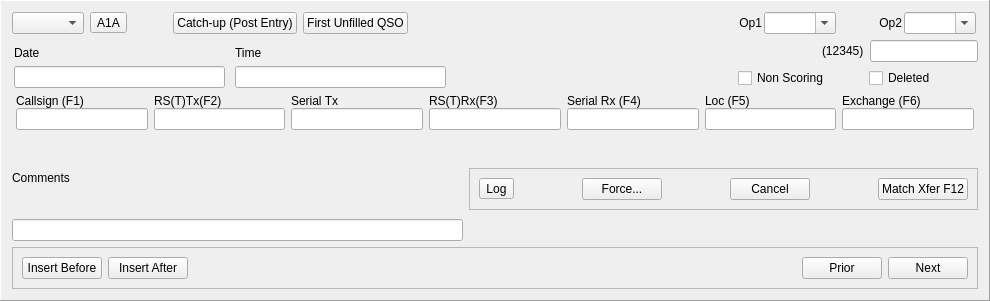
zsteva/backup-minos2, file mqt/MqtLogger/qsologframe.ui: the form before one commit.
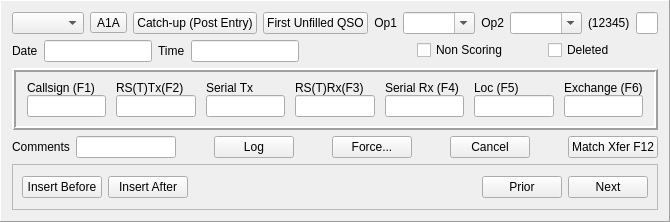
The form after the commit.

Diff of the .ui file:
```diff
--- a/mqt/MqtLogger/qsologframe.ui
+++ b/mqt/MqtLogger/qsologframe.ui
@@ -6,8 +6,8 @@
    <rect>
     <x>0</x>
     <y>0</y>
-    <width>990</width>
-    <height>301</height>
+    <width>642</width>
+    <height>222</height>
    </rect>
   </property>
   <property name="windowTitle">
@@ -22,13 +22,11 @@
   <property name="midLineWidth">
    <number>1</number>
   </property>
-  <layout class="QHBoxLayout" name="horizontalLayout_12">
+  <layout class="QVBoxLayout" name="verticalLayout">
    <item>
-    <layout class="QVBoxLayout" name="verticalLayout_14">
+    <layout class="QHBoxLayout" name="horizontalLayout_6">
      <item>
-      <layout class="QHBoxLayout" name="horizontalLayout_9">
-       <item>
-        <layout class="QVBoxLayout" name="verticalLayout_11">
+      <layout class="QVBoxLayout" name="verticalLayout_2">
          <item>
           <layout class="QHBoxLayout" name="horizontalLayout_4">
            <item>
@@ -101,18 +99,7 @@
           </layout>
          </item>
          <item>
-          <layout class="QHBoxLayout" name="horizontalLayout_6">
-           <item>
-            <layout class="QVBoxLayout" name="verticalLayout_2">
-             <property name="spacing">
-              <number>0</number>
-             </property>
-             <property name="leftMargin">
-              <number>2</number>
-             </property>
-             <property name="rightMargin">
-              <number>2</number>
-             </property>
+        <layout class="QHBoxLayout" name="horizontalLayout_5">
              <item>
               <widget class="QLabel" name="label">
                <property name="text">
@@ -127,19 +114,6 @@
                </property>
               </widget>
              </item>
-            </layout>
-           </item>
-           <item>
-            <layout class="QVBoxLayout" name="verticalLayout_12">
-             <property name="spacing">
-              <number>0</number>
-             </property>
-             <property name="leftMargin">
-              <number>2</number>
-             </property>
-             <property name="rightMargin">
-              <number>2</number>
-             </property>
              <item>
               <widget class="QLabel" name="label_2">
                <property name="text">
@@ -154,12 +128,6 @@
                </property>
               </widget>
              </item>
-            </layout>
-           </item>
-          </layout>
-         </item>
-        </layout>
-       </item>
        <item>
         <spacer name="horizontalSpacer_5">
          <property name="orientation">
@@ -173,19 +141,14 @@
          </property>
         </spacer>
        </item>
+        </layout>
+       </item>
+      </layout>
+     </item>
        <item>
-        <layout class="QVBoxLayout" name="verticalLayout_13">
+      <layout class="QVBoxLayout" name="verticalLayout_10">
          <item>
           <layout class="QHBoxLayout" name="horizontalLayout">
-           <property name="spacing">
-            <number>2</number>
-           </property>
-           <property name="leftMargin">
-            <number>2</number>
-           </property>
-           <property name="rightMargin">
-            <number>2</number>
-           </property>
            <item>
             <widget class="QLabel" name="OperatorLabel">
              <property name="text">
@@ -226,10 +189,6 @@
              </property>
             </widget>
            </item>
-          </layout>
-         </item>
-         <item>
-          <layout class="QHBoxLayout" name="horizontalLayout_5">
            <item>
             <spacer name="horizontalSpacer_4">
              <property name="orientation">
@@ -351,16 +310,17 @@
       </layout>
      </item>
      <item>
+    <widget class="QFrame" name="qsoFrame">
+     <property name="frameShape">
+      <enum>QFrame::Box</enum>
+     </property>
+     <property name="frameShadow">
+      <enum>QFrame::Raised</enum>
+     </property>
+     <property name="lineWidth">
+      <number>2</number>
+     </property>
       <layout class="QHBoxLayout" name="horizontalLayout_7">
-       <property name="spacing">
-        <number>2</number>
-       </property>
-       <property name="leftMargin">
-        <number>2</number>
-       </property>
-       <property name="rightMargin">
-        <number>2</number>
-       </property>
        <item>
         <layout class="QVBoxLayout" name="verticalLayout_3">
          <property name="spacing">
@@ -554,14 +514,10 @@
         </layout>
        </item>
       </layout>
+    </widget>
      </item>
      <item>
-      <layout class="QHBoxLayout" name="horizontalLayout_11">
-       <item>
-        <layout class="QVBoxLayout" name="verticalLayout_10">
-         <property name="spacing">
-          <number>0</number>
-         </property>
+    <layout class="QHBoxLayout" name="horizontalLayout_9">
          <item>
           <widget class="QLabel" name="CommentsLabel">
            <property name="text">
@@ -576,34 +532,21 @@
            </property>
           </widget>
          </item>
-        </layout>
-       </item>
        <item>
-        <layout class="QVBoxLayout" name="verticalLayout">
-         <item>
-          <spacer name="verticalSpacer">
+      <spacer name="horizontalSpacer_9">
            <property name="orientation">
-            <enum>Qt::Vertical</enum>
+        <enum>Qt::Horizontal</enum>
            </property>
            <property name="sizeHint" stdset="0">
             <size>
-             <width>288</width>
-             <height>22</height>
+         <width>40</width>
+         <height>20</height>
             </size>
            </property>
           </spacer>
          </item>
          <item>
-          <widget class="QFrame" name="frame">
-           <property name="frameShape">
-            <enum>QFrame::StyledPanel</enum>
-           </property>
-           <property name="frameShadow">
-            <enum>QFrame::Raised</enum>
-           </property>
-           <layout class="QHBoxLayout" name="horizontalLayout_10">
-            <item>
-             <widget class="QToolButton" name="GJVOKButton">
+      <widget class="QPushButton" name="GJVOKButton">
               <property name="focusPolicy">
                <enum>Qt::ClickFocus</enum>
               </property>
@@ -697,24 +640,6 @@
              </widget>
             </item>
            </layout>
-          </widget>
-         </item>
-         <item>
-          <spacer name="verticalSpacer_2">
-           <property name="orientation">
-            <enum>Qt::Vertical</enum>
-           </property>
-           <property name="sizeHint" stdset="0">
-            <size>
-             <width>509</width>
-             <height>23</height>
-            </size>
-           </property>
-          </spacer>
-         </item>
-        </layout>
-       </item>
-      </layout>
      </item>
      <item>
       <widget class="QFrame" name="EditFrame">
@@ -780,8 +705,6 @@
         </item>
        </layout>
       </widget>
-     </item>
-    </layout>
    </item>
   </layout>
  </widget>
```
Lines whose indentation alone changed are shown as unchanged.
